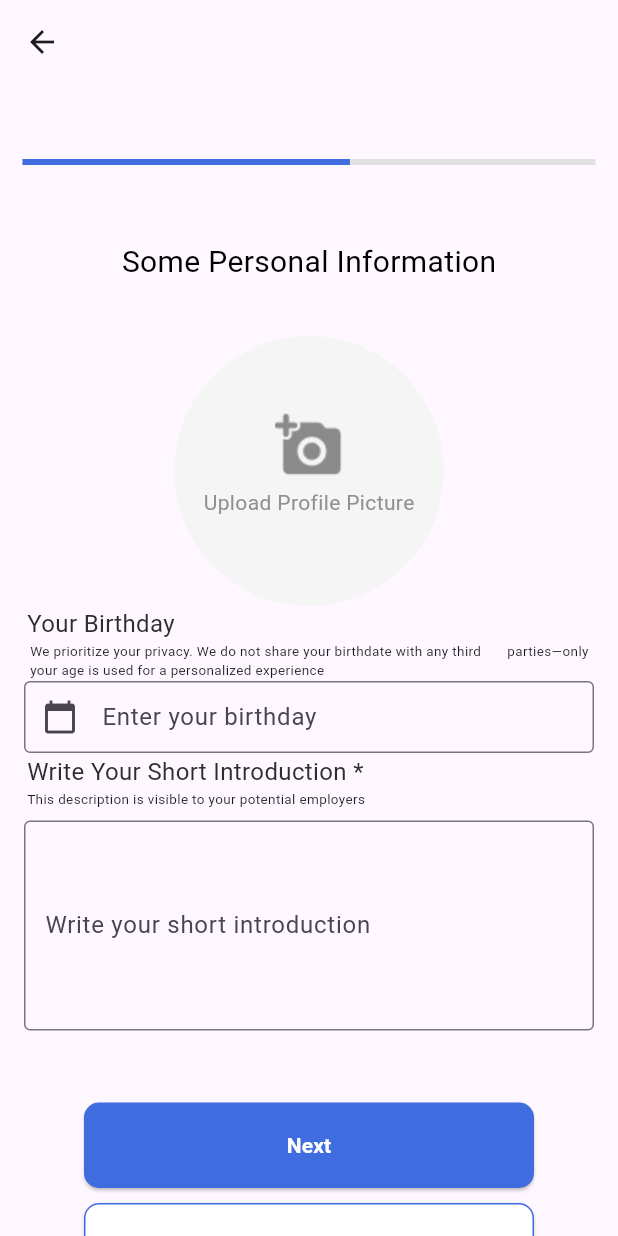
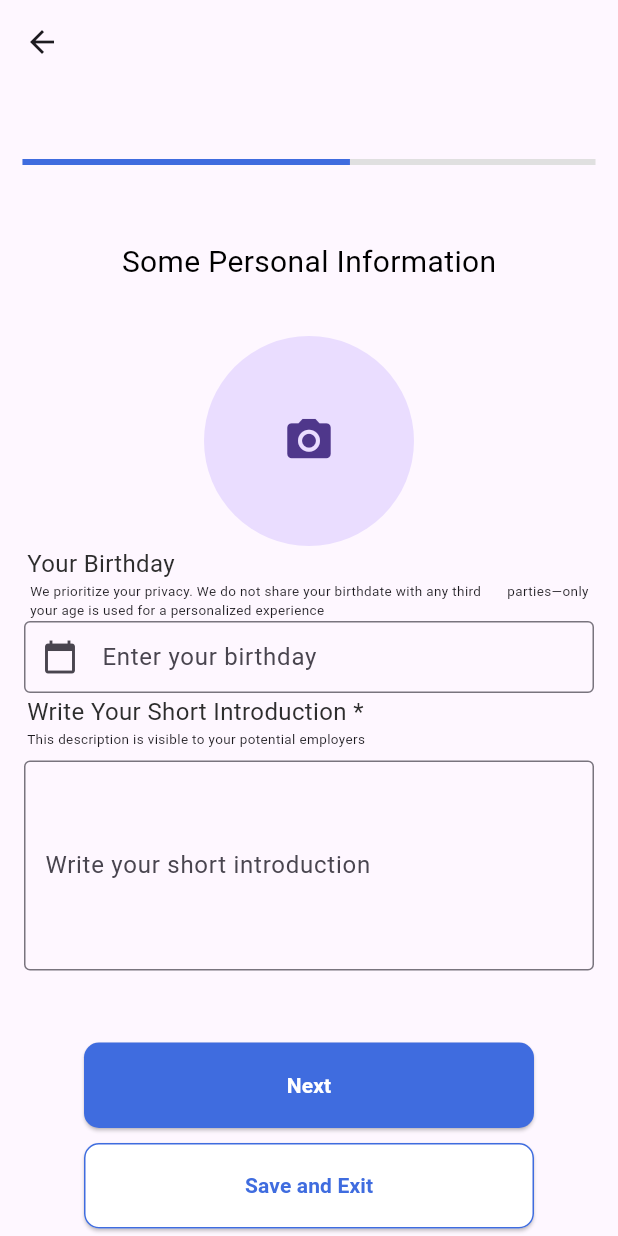
Before and after one commit to Haiderali27-hub/Flutter_auth_, a Flutter app: the Personalinfo screen opened directly, on a phone screen of 412 x 824 dp. Run offline on Flutter 3.47's test engine with Material 3 defaults, Android fonts, the light colour scheme and no system bars; our stand-ins replace cached_network_image, cloud_firestore, dotted_border, firebase_auth, firebase_core, firebase_storage and 6 more; accounts and stored records are empty; project files that could hold a hidden picture were left out.

Commit message:
upload pic

```diff
--- a/lib/screens/auth/register/PersonalInfo.dart
+++ b/lib/screens/auth/register/PersonalInfo.dart
@@ -1,7 +1,11 @@
+import 'dart:io';
+
 import 'package:firebase_auth/firebase_auth.dart';
+import 'package:firebase_storage/firebase_storage.dart';
 import 'package:flutter/material.dart';
 import 'package:get/get_core/get_core.dart';
 import 'package:get/get_navigation/get_navigation.dart';
+import 'package:image_picker/image_picker.dart';
 import 'package:intl/intl.dart';
 import 'package:project_1/constant.dart/global_colors.dart';
 import 'package:project_1/constant.dart/images.dart';
@@ -21,6 +25,12 @@ class Personalinfo extends StatefulWidget {
 }
 
 class _PersonalinfoState extends State<Personalinfo> {
+
+  XFile? image;
+  UploadTask? uploadTask;
+  String? imageUrl;
+
+
   final TextEditingController birthdayController = TextEditingController();
   final TextEditingController introductionController = TextEditingController();
   final FirestoreService firestoreService = FirestoreService();
@@ -39,7 +49,63 @@ class _PersonalinfoState extends State<Personalinfo> {
           snackPosition: SnackPosition.BOTTOM);
     });
   }
+  Future<void> showImageSourceDialog() async {
+    return showDialog(
+      context: context,
+      builder: (context) => AlertDialog(
+        title: Text('Choose your image source'),
+        content: Column(
+          mainAxisSize: MainAxisSize.min,
+          children: [
+            ListTile(
+              leading: Icon(Icons.camera_alt),
+              title: Text('Camera'),
+              onTap: () {
+                Navigator.of(context).pop();
+                pickImage(ImageSource.camera);
+              },
+            ),
+            ListTile(
+              leading: Icon(Icons.image),
+              title: Text('Gallery'),
+              onTap: () {
+                Navigator.of(context).pop();
+                pickImage(ImageSource.gallery);
+              },
+            ),
+          ],
+        ),
+      ),
+    );
+  }
 
+  Future<void> pickImage(ImageSource source) async {
+    final picker = ImagePicker();
+    final pickedFile = await picker.pickImage(source: source);
+
+    if (pickedFile != null) {
+      setState(() {
+        image = pickedFile;
+      });
+
+      final file = File(image!.path);
+      final ref = FirebaseStorage.instance
+          .ref()
+          .child('profile_images')
+          .child(FirebaseAuth.instance.currentUser!.uid + '.jpg');
+
+      uploadTask = ref.putFile(file);
+
+      final snapshot = await uploadTask!.whenComplete(() {});
+      final urlDownload = await snapshot.ref.getDownloadURL();
+
+      print('Download-Link: $urlDownload');
+
+      setState(() {
+        imageUrl = urlDownload;
+      });
+    }
+  }
   @override
   Widget build(BuildContext context) {
     return Scaffold(
@@ -72,36 +138,55 @@ class _PersonalinfoState extends State<Personalinfo> {
               ),
             ),
             SizedBox(height: 35),
-            Center(
-              child: Container(
-                height: 180,
-                width: 180,
-                decoration: BoxDecoration(
-                  color: GlobalColors.lightGray3,
-                  borderRadius: BorderRadius.circular(100),
-                ),
-                child: ClipRRect(
-                  borderRadius: BorderRadius.circular(100),
-                  child: Padding(
-                    padding: const EdgeInsets.only(top: 50),
-                    child: Column(
-                      children: [
-                        Image.asset(
-                          camera,
-                        ),
-                        SizedBox(height: 5),
-                        Text(
-                          'Upload Profile Picture',
-                          style: TextStyle(
-                            color: GlobalColors.grey,
-                          ),
-                        ),
-                      ],
-                    ),
+            Align(
+              alignment: Alignment.center,
+              child: GestureDetector(
+                onTap: showImageSourceDialog,
+                child: image == null
+                    ? const CircleAvatar(
+                  radius: 70,
+                  child: Icon(Icons.camera_alt, size: 35),
+                )
+                    : ClipOval(
+                  child: Image.file(
+                    File(image!.path),
+                    fit: BoxFit.cover,
+                    width: 140,
+                    height: 140,
                   ),
                 ),
               ),
             ),
+            // Center(
+            //   child: Container(
+            //     height: 180,
+            //     width: 180,
+            //     decoration: BoxDecoration(
+            //       color: GlobalColors.lightGray3,
+            //       borderRadius: BorderRadius.circular(100),
+            //     ),
+            //     child: ClipRRect(
+            //       borderRadius: BorderRadius.circular(100),
+            //       child: Padding(
+            //         padding: const EdgeInsets.only(top: 50),
+            //         child: Column(
+            //           children: [
+            //             Image.asset(
+            //               camera,
+            //             ),
+            //             SizedBox(height: 5),
+            //             Text(
+            //               'Upload Profile Picture',
+            //               style: TextStyle(
+            //                 color: GlobalColors.grey,
+            //               ),
+            //             ),
+            //           ],
+            //         ),
+            //       ),
+            //     ),
+            //   ),
+            // ),
             Padding(
               padding: const EdgeInsets.only(left: 18.0),
               child: MyText(
@@ -188,16 +273,14 @@ class _PersonalinfoState extends State<Personalinfo> {
               child: Column(
                 children: [
                   HorizontalButton(
-                    onPressed:
-                        saveData, // Use saveData when the Next button is pressed
+                    onPressed: saveData, // Use saveData when the Next button is pressed
                     text: 'Next',
                   ),
                   SizedBox(
                     height: 10,
                   ),
                   HorizontalButton(
-                    onPressed:
-                        saveData, // Optionally use saveData for the Save and Exit as well
+                    onPressed: saveData, // Optionally use saveData for the Save and Exit as well
                     text: 'Save and Exit',
                     textColor: GlobalColors.primaryColor,
                     backgroundColor: Colors.white,
--- a/pubspec.yaml
+++ b/pubspec.yaml
@@ -52,6 +52,9 @@ dependencies:
   google_sign_in: ^6.2.1
   cloud_firestore: ^4.14.0
   intl: ^0.19.0
+  file_picker: ^8.1.2
+  firebase_storage: ^11.6.0
+  image_picker: ^1.1.2
 
 dev_dependencies:
   flutter_test:
```
Also changed, not shown: 5 other files.
